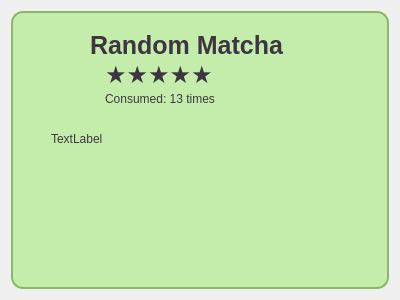
Before: the Qt Designer form BloomWhisk/matchacard.ui in LuciaYSeApago/cpp-bloom-whisk, drawn with Qt 5.
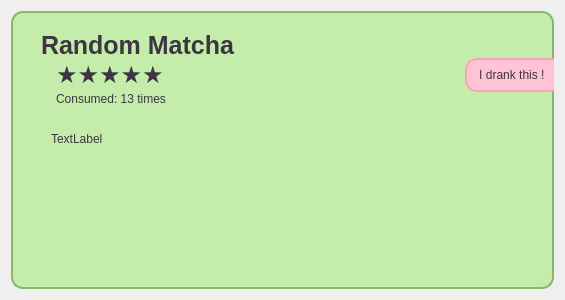
After: the same form once the commit is applied.

Commit message: 🌸 Add timesConsumed button

```diff
--- a/BloomWhisk/matchacard.ui
+++ b/BloomWhisk/matchacard.ui
@@ -6,14 +6,14 @@
    <rect>
     <x>0</x>
     <y>0</y>
-    <width>400</width>
+    <width>565</width>
     <height>300</height>
    </rect>
   </property>
   <property name="minimumSize">
    <size>
     <width>0</width>
-    <height>150</height>
+    <height>200</height>
    </size>
   </property>
   <property name="windowTitle">
@@ -47,7 +47,7 @@
        <rect>
         <x>0</x>
         <y>10</y>
-        <width>351</width>
+        <width>551</width>
         <height>251</height>
        </rect>
       </property>
@@ -65,9 +65,12 @@
            <property name="orientation">
             <enum>Qt::Orientation::Horizontal</enum>
            </property>
+           <property name="sizeType">
+            <enum>QSizePolicy::Policy::Fixed</enum>
+           </property>
            <property name="sizeHint" stdset="0">
             <size>
-             <width>10</width>
+             <width>30</width>
              <height>20</height>
             </size>
            </property>
@@ -227,6 +230,22 @@
            </property>
           </spacer>
          </item>
+         <item>
+          <widget class="QPushButton" name="consumeButton">
+           <property name="styleSheet">
+            <string notr="true">QPushButton {
+	background-color: #FFC4D4;
+    color: #3D3542;
+    border: 2px solid #FDA2BC;
+    border-radius: 12px;
+    padding: 8px 12px;
+}</string>
+           </property>
+           <property name="text">
+            <string>I drank this ! </string>
+           </property>
+          </widget>
+         </item>
         </layout>
        </item>
        <item>
@@ -286,6 +305,22 @@
          </item>
         </layout>
        </item>
+       <item>
+        <spacer name="verticalSpacer">
+         <property name="orientation">
+          <enum>Qt::Orientation::Vertical</enum>
+         </property>
+         <property name="sizeType">
+          <enum>QSizePolicy::Policy::Fixed</enum>
+         </property>
+         <property name="sizeHint" stdset="0">
+          <size>
+           <width>20</width>
+           <height>20</height>
+          </size>
+         </property>
+        </spacer>
+       </item>
        <item>
         <spacer name="bottomMargin1">
          <property name="orientation">
```
The commit also changes 7 other files.
